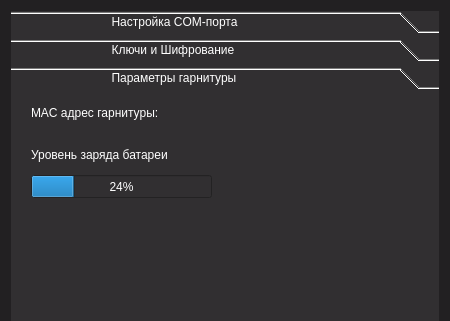
First picture: the form in ApplicBeta/mainwindow.ui, repository SlavaZhuck/HandsFree_Qt, before the edit; both pictures show x 0 to 450 and y 0 to 321 of the 450 by 684 pixel window.
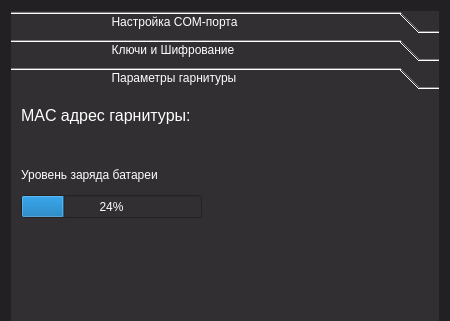
Second picture: the form after the edit. The open tabs and pages were chosen to show the change.

```diff
--- a/ApplicBeta/mainwindow.ui
+++ b/ApplicBeta/mainwindow.ui
@@ -405,10 +405,10 @@
        <widget class="QLabel" name="label">
         <property name="geometry">
          <rect>
-          <x>20</x>
+          <x>10</x>
           <y>10</y>
-          <width>281</width>
-          <height>16</height>
+          <width>411</width>
+          <height>21</height>
          </rect>
         </property>
         <property name="sizePolicy">
@@ -417,6 +417,15 @@
           <verstretch>0</verstretch>
          </sizepolicy>
         </property>
+        <property name="font">
+         <font>
+          <family>MS Shell Dlg 2</family>
+          <pointsize>12</pointsize>
+          <weight>50</weight>
+          <italic>false</italic>
+          <bold>false</bold>
+         </font>
+        </property>
         <property name="styleSheet">
          <string notr="true">font: 9pt &quot;MS Shell Dlg 2&quot;;</string>
         </property>
@@ -427,8 +436,8 @@
        <widget class="QLabel" name="label_2">
         <property name="geometry">
          <rect>
-          <x>20</x>
-          <y>50</y>
+          <x>10</x>
+          <y>70</y>
           <width>178</width>
           <height>19</height>
          </rect>
@@ -440,8 +449,8 @@
        <widget class="QProgressBar" name="progressBar">
         <property name="geometry">
          <rect>
-          <x>20</x>
-          <y>80</y>
+          <x>10</x>
+          <y>100</y>
           <width>181</width>
           <height>23</height>
          </rect>
```
Left out of the diff: 18 changed lines with no effect on the pictures.
